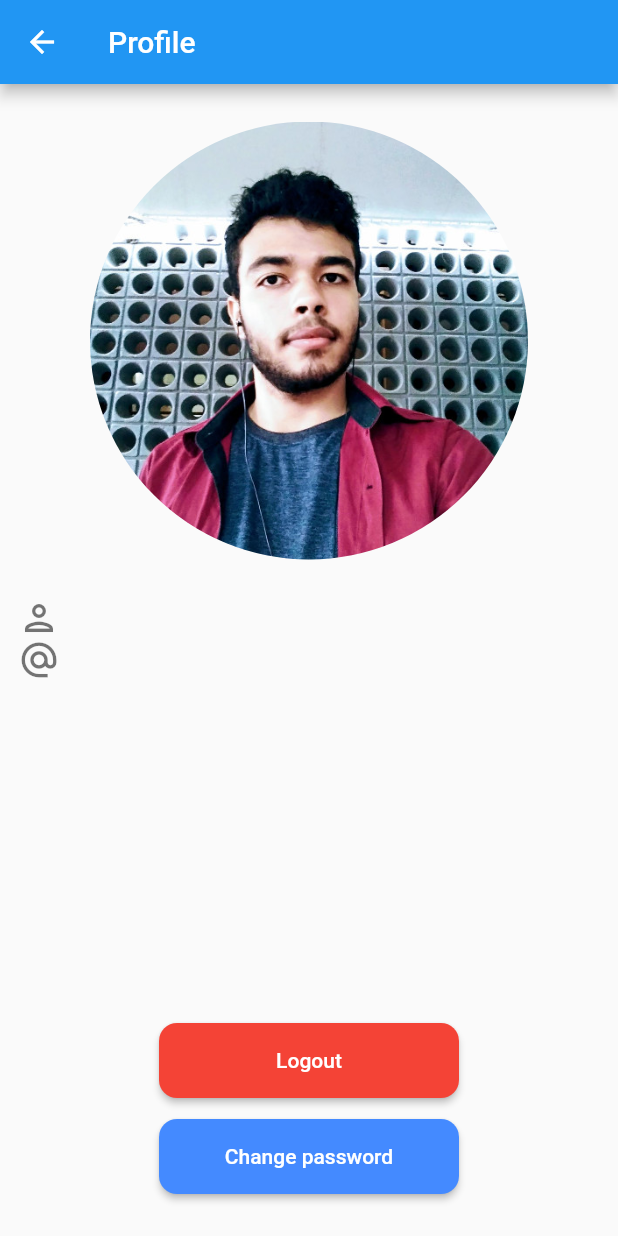
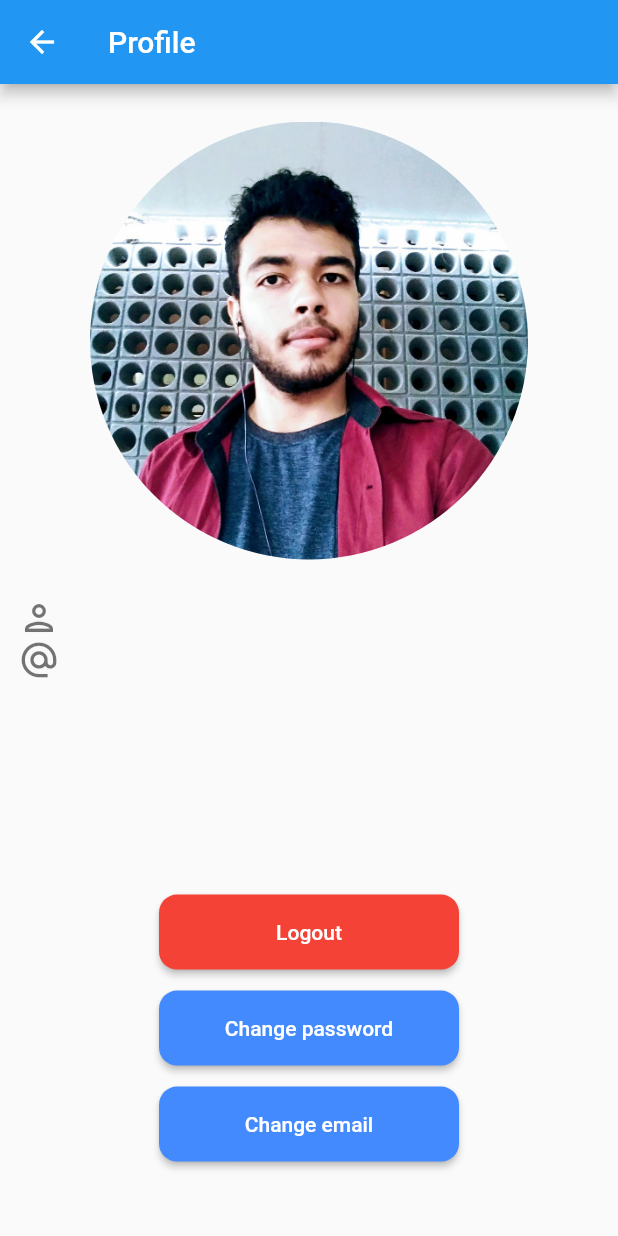
Before and after one commit to kalheeso/microblog, a Flutter app: the TelaPerfil screen opened by its route, on a phone screen of 412 x 824 dp. Run offline on Flutter 3.47's test engine with Material 2 defaults, Android fonts, the phone set to English and light mode, and no system bars; our stand-ins replace dio, flutter_mobx, fluttertoast, get_it, mobx, pull_to_refresh and 2 more; accounts and stored records are empty; generated files the repository leaves out were written again.

Commit message:
Project completed

```diff
--- a/lib/controladores/ControladorFeed.dart
+++ b/lib/controladores/ControladorFeed.dart
@@ -116,12 +116,12 @@ abstract class _ControladorFeedBase with Store {
     });
   }
 
-  void comentar(EnviarComentario criador, String idPost,
+  void comentar(Comentario comentario, String idPost,
       {Function() sucesso,
       Function() carregando,
       Function(String mensagem) erro}) {
     carregando?.call();
-    service.comentarPostagem(criador, idPost).then((value) {
+    service.comentarPostagem(comentario, idPost).then((value) {
       sucesso?.call();
     }).catchError((onError) {
       erro?.call(onError.response.data["falha:"]);
--- a/lib/models/Postagem.dart
+++ b/lib/models/Postagem.dart
@@ -33,28 +33,13 @@ class Postagem {
 
 @JsonSerializable()
 class Comentario {
-  String conteudo, id;
+  String comentario, id;
   DateTime dataDoComentario;
   Usuario criador;
 
-  Comentario({this.conteudo, this.id, this.criador, this.dataDoComentario});
+  Comentario({this.comentario, this.id, this.criador, this.dataDoComentario});
 
   factory Comentario.fromJson(Map<String, dynamic> json) =>
       _$ComentarioFromJson(json);
   Map<String, dynamic> toJson() => _$ComentarioToJson(this);
 }
-
-@JsonSerializable()
-class EnviarComentario {
-    EnviarComentario({
-        this.comentario,
-        this.criador,
-    });
-
-    String comentario;
-    Usuario criador;
-
-  factory EnviarComentario.fromJson(Map<String, dynamic> json) =>
-      _$EnviarComentarioFromJson(json);
-  Map<String, dynamic> toJson() => _$EnviarComentarioToJson(this);
-}
--- a/lib/screens/TelaPerfil.dart
+++ b/lib/screens/TelaPerfil.dart
@@ -87,7 +87,7 @@ class _TelaPerfilState extends State<TelaPerfil> {
               ),
             ),
             Align(
-              heightFactor: 3.0,
+              heightFactor: 1.8,
               alignment: Alignment.bottomCenter,
               child: Column(
                 children: [
@@ -116,6 +116,20 @@ class _TelaPerfilState extends State<TelaPerfil> {
                       },
                       title: "Change password",
                     ),
+                  ),
+                  SizedBox(
+                    height: 14,
+                  ),
+                  Container(
+                    width: 200,
+                    child: BotaoPadrao(
+                      backgroundColor: Colors.blueAccent,
+                      onPressed: () {
+                        UtilDialog.mudarEmail(
+                            context, _controladorUsuario.usuarioLogado);
+                      },
+                      title: "Change email",
+                    ),
                   )
                 ],
               ),
--- a/lib/servicos/ServicoMicroblog.dart
+++ b/lib/servicos/ServicoMicroblog.dart
@@ -38,7 +38,7 @@ abstract class ServicoMicroblog {
 
   @POST("/feedMatheus/comentarPost")
   Future<UtilRetornoPostagem> comentarPostagem(
-      @Body() EnviarComentario criador, @Query("id") String id);
+      @Body() Comentario comentario, @Query("id") String id);
 
   @DELETE("/feedMatheus/excluirPostagem")
   Future<String> excluirPostagem(@Query("id") String id);
--- a/lib/util/PostagemWidget.dart
+++ b/lib/util/PostagemWidget.dart
@@ -61,7 +61,8 @@ class _PostagemWidgetState extends State<PostagemWidget> {
                           ? () {
                               _controladorFeed.publicarPostagem(
                                   widget.postagemEditar, sucesso: () {
-                                    widget.postagemEditar.comentarios = _listComentarios;
+                                widget.postagemEditar.comentarios =
+                                    _listComentarios;
                                 Navigator.pop(context);
                                 setState(() {});
                                 widget.sucesso();
@@ -71,6 +72,7 @@ class _PostagemWidgetState extends State<PostagemWidget> {
                                     titulo: "Ops", mensagem: mensagem);
                               }, carregando: () {
                                 UtilDialog.showLoading(context);
+                                Navigator.pop(context);
                               });
                             }
                           : null,
--- a/pubspec.yaml
+++ b/pubspec.yaml
@@ -37,6 +37,7 @@ dependencies:
   cupertino_icons: ^1.0.0
   shared_preferences: any
   after_layout: any
+  fluttertoast: ^7.1.6
 
 dev_dependencies:
   flutter_test:
```
Also changed, not shown: lib/controladores/ControladorUsuario.dart (+6 -10 lines), lib/util/UtilDialog.dart (+97 -14 lines), lib/models/Postagem.g.dart, lib/servicos/ServicoMicroblog.g.dart, pubspec.lock.
